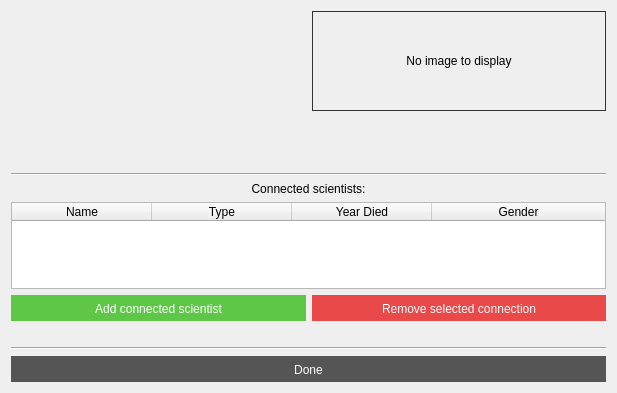
birkirk/vln1-35, file VL1-project/computerinfowindow.ui: the form before one commit.
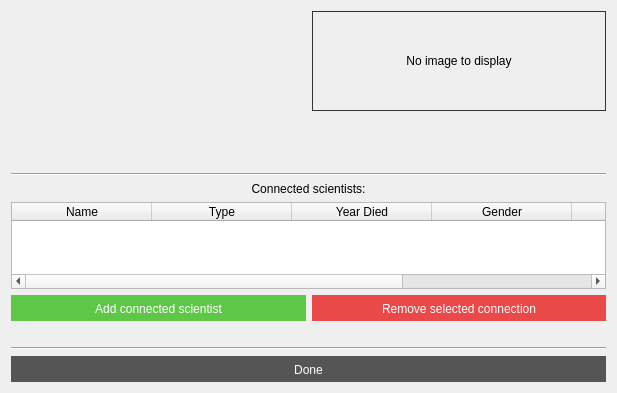
The form after the commit.

What changed in the file:
```diff
--- a/VL1-project/computerinfowindow.ui
+++ b/VL1-project/computerinfowindow.ui
@@ -186,6 +186,16 @@
        <string>Gender</string>
       </property>
      </column>
+     <column>
+      <property name="text">
+       <string>ID</string>
+      </property>
+     </column>
+     <column>
+      <property name="text">
+       <string/>
+      </property>
+     </column>
     </widget>
    </item>
    <item>
```
